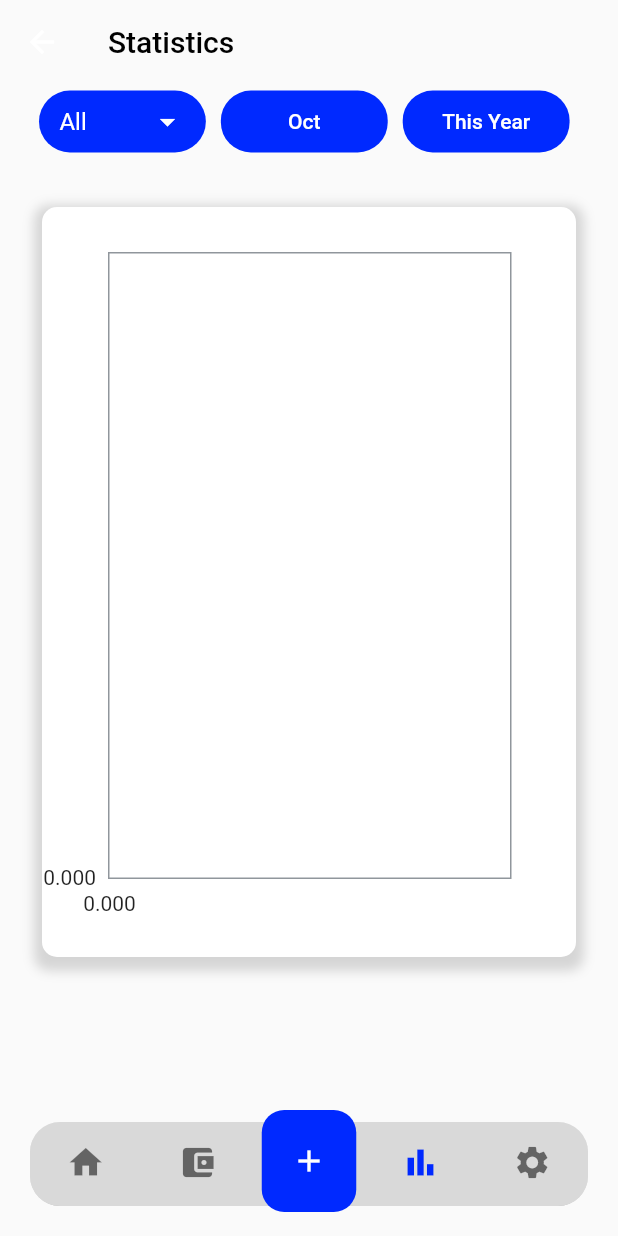
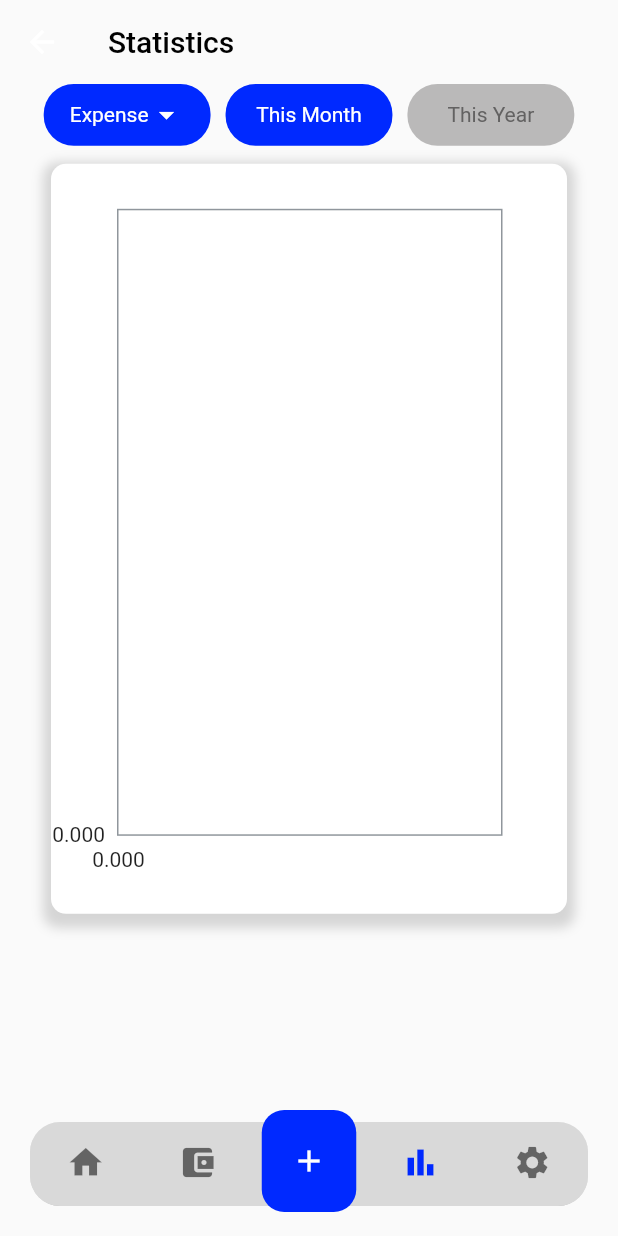
Before and after one commit to Vivekvg01/money_matter_v1, a Flutter app: the BottomNavigationBarWidget screen opened directly, item 4 of the bottom bar chosen, on a phone screen of 412 x 824 dp. Run offline on Flutter 3.47's test engine with Material 2 defaults, Android fonts, the light colour scheme and no system bars; drawn by our look-alikes of fl_chart; our stand-ins replace flutter_local_notifications, flutter_native_timezone, google_fonts, hive, hive_flutter, rxdart and 2 more; accounts and stored records are empty.

Commit message:
Seventh commit (Statitics page completed)

```diff
--- a/lib/screens/home_screen/home_screen.dart
+++ b/lib/screens/home_screen/home_screen.dart
@@ -8,8 +8,8 @@ import 'package:money_matter/screens/home_screen/widget/chart_widget.dart';
 import 'package:money_matter/screens/home_screen/widget/custom_circle_icon_widget.dart';
 import 'package:money_matter/screens/home_screen/widget/recent_transactions.dart';
 import 'package:money_matter/screens/home_screen/widget/time_control.dart';
+import 'package:money_matter/screens/statitics_screen/statstics_screen.dart';
 import 'package:shared_preferences/shared_preferences.dart';
-
 
 String username = "";
 
@@ -29,6 +29,8 @@ class _HomeScreenState extends State<HomeScreen> {
   @override
   void initState() {
     getUsername();
+    statIndex =1 ;
+    statDropDownValue = "Expense";
     super.initState();
   }
 
@@ -232,12 +234,10 @@ class _HomeScreenState extends State<HomeScreen> {
                       ),
                       kHeight10,
                       //Chart
-                      ChartWidget(entireData: transactionDatas, chartheight: 400,),
-                      // ChartWidget(
-                      //   height: 350,
-                      //   entiredata: transactionDatas,
-                      // ),
-                    // ChartWidget(entireData: transactionDatas),
+                      ChartWidget(
+                        entireData: transactionDatas,
+                        chartheight: 400,
+                      ),
                       kHeight10,
                       const Text(
                         'Recent Transactions',
--- a/lib/screens/home_screen/widget/chart_widget.dart
+++ b/lib/screens/home_screen/widget/chart_widget.dart
@@ -3,6 +3,7 @@ import 'package:flutter/material.dart';
 import 'package:money_matter/constants/colors.dart';
 import 'package:money_matter/db/models/transaction_model.dart';
 import 'package:money_matter/screens/home_screen/home_screen.dart';
+import 'package:money_matter/screens/statitics_screen/statstics_screen.dart';
 
 class ChartWidget extends StatelessWidget {
   const ChartWidget(
@@ -67,7 +68,15 @@ class ChartWidget extends StatelessWidget {
             lineBarsData: [
               LineChartBarData(
                 color: primaryColor,
-                spots: getPlotPointsExpense(entireData),
+                spots: statDropDownValue == "Income" && statIndex == 1
+                    ? getPlotPointsIncome(entireData)
+                    : statDropDownValue == "Expense" && statIndex == 1
+                        ? getPlotPointsExpense(entireData)
+                        : statDropDownValue == "Income" && statIndex == 2
+                            ? getYearPlotPointsIncome(entireData)
+                            : statDropDownValue == "Expense" && statIndex == 2
+                                ? getYearPlotPointsExpense(entireData)
+                                : getPlotPointsIncome(entireData),
                 isCurved: true,
                 preventCurveOverShooting: true,
                 belowBarData: BarAreaData(
@@ -102,7 +111,7 @@ List<FlSpot> getPlotPointsExpense(List<TransactionModel> entireData) {
   return dataSet;
 }
 
-//Income chart widget
+//Income chart points
 List<FlSpot> getPlotPointsIncome(List<TransactionModel> entireData) {
   List<FlSpot> dataSet = [];
   List tempDataSet = [];
@@ -121,3 +130,48 @@ List<FlSpot> getPlotPointsIncome(List<TransactionModel> entireData) {
   }
   return dataSet;
 }
+
+// sum of data months
+
+int getSumMonth(List<TransactionModel> entireData, int month,
+    CategoryType transactionType) {
+  int sum = 0;
+  for (TransactionModel transaction in entireData) {
+    if (transaction.date.month == month &&
+        transaction.type == transactionType) {
+      sum += transaction.amount;
+    }
+  }
+  return sum;
+}
+
+//year Income chart
+List<FlSpot> getYearPlotPointsIncome(List<TransactionModel> entireData) {
+  List yearTempDataSetIncome = [];
+  List<FlSpot> dataSet = [];
+
+  for (int i = 0; i <= 12; i++) {
+    yearTempDataSetIncome.add(getSumMonth(entireData, i, CategoryType.income));
+  }
+  for (int i = 0; i < yearTempDataSetIncome.length; i++) {
+    int yAxis = yearTempDataSetIncome[i];
+    dataSet.add(FlSpot(i + 1.toDouble(), yAxis.toDouble()));
+  }
+  return dataSet;
+}
+
+//year Expense chart
+List<FlSpot> getYearPlotPointsExpense(List<TransactionModel> entireData) {
+  List yearTempDataSetExpense = [];
+  List<FlSpot> dataSet = [];
+
+  for (int i = 0; i <= 12; i++) {
+    yearTempDataSetExpense
+        .add(getSumMonth(entireData, i, CategoryType.expense));
+  }
+  for (int i = 0; i < yearTempDataSetExpense.length; i++) {
+    int yAxis = yearTempDataSetExpense[i];
+    dataSet.add(FlSpot(i + 1.toDouble(), yAxis.toDouble()));
+  }
+  return dataSet;
+}
--- a/lib/screens/statitics_screen/statstics_screen.dart
+++ b/lib/screens/statitics_screen/statstics_screen.dart
@@ -1,22 +1,26 @@
 import 'package:flutter/material.dart';
 import 'package:money_matter/constants/colors.dart';
-import 'package:money_matter/constants/constants.dart';
 import 'package:money_matter/db/functions/db_functions.dart';
 import 'package:money_matter/db/models/transaction_model.dart';
-import 'package:money_matter/screens/all_transaction/all_transaction_screen.dart';
 import 'package:money_matter/screens/home_screen/widget/chart_widget.dart';
-import '../all_transaction/widgets/view_all_transaction_widget.dart';
 
-class StatsticsScreen extends StatefulWidget {
-  const StatsticsScreen({Key? key}) : super(key: key);
+class ScreenStatistics extends StatefulWidget {
+  const ScreenStatistics({Key? key}) : super(key: key);
 
   @override
-  State<StatsticsScreen> createState() => _StatsticsScreenState();
+  State<ScreenStatistics> createState() => _ScreenStatisticsState();
 }
 
-class _StatsticsScreenState extends State<StatsticsScreen> {
+int statIndex = 1;
+
+bool page = true;
+String statDropDownValue = 'Income';
+
+class _ScreenStatisticsState extends State<ScreenStatistics> {
+  final items = <String>['Income', 'Expense'];
   @override
   Widget build(BuildContext context) {
+    //page = false;
     return Scaffold(
       appBar: AppBar(
         elevation: 0,
@@ -26,52 +30,17 @@ class _StatsticsScreenState extends State<StatsticsScreen> {
           style: TextStyle(color: kblackColor),
         ),
       ),
-      body: SafeArea(
-        child: ValueListenableBuilder(
-          valueListenable: transactionListNotifier,
-          builder: (BuildContext ctx, List<TransactionModel> transactionDatas,
-              Widget? _) {
-            return ListView(
-              padding: const EdgeInsets.symmetric(horizontal: 16),
+      body: SingleChildScrollView(
+        child: Padding(
+          padding: const EdgeInsets.symmetric(horizontal: 22),
+          child: SizedBox(
+            child: Column(
               children: [
-                Row(
+                SingleChildScrollView(
+                  scrollDirection: Axis.horizontal,
+                  child: Row(
+                    mainAxisAlignment: MainAxisAlignment.spaceBetween,
                     children: [
-                    kWidth10,
-                    Container(
-                      height: MediaQuery.of(context).size.height * 0.05,
-                      width: MediaQuery.of(context).size.width * 0.27,
-                      decoration: BoxDecoration(
-                        borderRadius: BorderRadius.circular(30),
-                        color: primaryColor,
-                      ),
-                      child: Center(
-                        child: DropdownButton(
-                          iconEnabledColor: kWhiteColor,
-                          dropdownColor: primaryColor,
-                          borderRadius: BorderRadius.circular(10),
-                          underline: const SizedBox(),
-                          items: categoryItemFilter
-                              .map<DropdownMenuItem<String>>((String value) {
-                            return DropdownMenuItem<String>(
-                              value: value,
-                              child: Text(
-                                value,
-                                style: const TextStyle(
-                                  color: Colors.white,
-                                ),
-                              ),
-                            );
-                          }).toList(),
-                          value: dropDownValue,
-                          onChanged: (String? newValue) {
-                            setState(() {
-                              dropDownValue = newValue!;
-                            });
-                          },
-                        ),
-                      ),
-                    ),
-                    kWidth10,
                       Container(
                         height: MediaQuery.of(context).size.height * 0.05,
                         width: MediaQuery.of(context).size.width * 0.27,
@@ -79,45 +48,113 @@ class _StatsticsScreenState extends State<StatsticsScreen> {
                           color: primaryColor,
                           borderRadius: BorderRadius.circular(20),
                         ),
-                      child: const Center(
+                        child: Center(
+                          child: DropdownButton<String>(
+                              iconEnabledColor: Colors.white,
+                              dropdownColor: primaryColor,
+                              style: const TextStyle(color: Colors.white),
+                              underline: const Text(''),
+                              borderRadius: BorderRadius.circular(10),
+                              items: items.map<DropdownMenuItem<String>>(
+                                  (String value) {
+                                return DropdownMenuItem<String>(
+                                  value: value,
+                                  child: Text(value),
+                                );
+                              }).toList(),
+                              value: statDropDownValue,
+                              onChanged: (String? newValue) {
+                                setState(() {
+                                  statDropDownValue = newValue!;
+                                });
+                              }),
+                        ),
+                      ),
+                      const SizedBox(
+                        width: 10,
+                      ),
+                      Row(
+                        children: [
+                          InkWell(
+                            onTap: () {
+                              setState(() {
+                                statIndex = 1;
+                              });
+                            },
+                            child: Container(
+                              height: MediaQuery.of(context).size.height * 0.05,
+                              width: MediaQuery.of(context).size.width * 0.27,
+                              decoration: BoxDecoration(
+                                color: statIndex == 1
+                                    ? primaryColor
+                                    : const Color.fromARGB(255, 186, 185, 185),
+                                borderRadius: BorderRadius.circular(20),
+                              ),
+                              child: Center(
                                 child: Text(
-                          'Oct',
+                                  'This Month',
                                   style: TextStyle(
-                            color: Colors.white,
-                            fontWeight: FontWeight.w500,
+                                    color: statIndex == 1
+                                        ? Colors.white
+                                        : const Color.fromARGB(255, 99, 98, 98),
                                   ),
                                 ),
                               ),
                             ),
-                    kWidth10,
-                    Container(
+                          ),
+                          const SizedBox(
+                            width: 10,
+                          ),
+                          InkWell(
+                            onTap: () {
+                              setState(() {
+                                statIndex = 2;
+                              });
+                            },
+                            child: Container(
                               height: MediaQuery.of(context).size.height * 0.05,
                               width: MediaQuery.of(context).size.width * 0.27,
                               decoration: BoxDecoration(
-                        color: primaryColor,
+                                color: statIndex == 2
+                                    ? primaryColor
+                                    : const Color.fromARGB(255, 186, 185, 185),
                                 borderRadius: BorderRadius.circular(20),
                               ),
-                      child: const Center(
+                              child: Center(
                                 child: Text(
                                   'This Year',
                                   style: TextStyle(
-                            color: Colors.white,
-                            fontWeight: FontWeight.w500,
+                                    color: statIndex == 2
+                                        ? Colors.white
+                                        : const Color.fromARGB(255, 99, 98, 98),
                                   ),
                                 ),
                               ),
                             ),
-                    kHeight50,
+                          ),
+                        ],
+                      )
                     ],
                   ),
-                kHeight20,
-                ChartWidget(
+                ),
+                ListView(
+                  shrinkWrap: true,
+                  children: [
+                    ValueListenableBuilder(
+                      valueListenable: transactionListNotifier,
+                      builder: (BuildContext ctx,
+                          List<TransactionModel> transactionDatas, _) {
+                        return ChartWidget(
                           entireData: transactionDatas,
                           chartheight: 500,
+                        );
+                      },
                     ),
                   ],
-            );
-          },
+                )
+              ],
+            ),
+          ),
         ),
       ),
     );
--- a/lib/widgets/bottom_navigationbar.dart
+++ b/lib/widgets/bottom_navigationbar.dart
@@ -21,7 +21,7 @@ class _BottomNavigationBarWidgetState extends State<BottomNavigationBarWidget> {
     HomeScreen(),
     AllTransactionScreen(),
     AddTransactionScreen(),
-    StatsticsScreen(),
+    ScreenStatistics(),
     SettingsScreen(),
   ];
   @override
```
Lines whose indentation alone changed are shown as unchanged.
